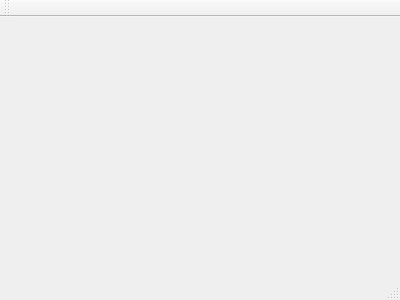
Qt form mainwindow.ui (Kasia4/Artificial-life-simulator) before a commit.
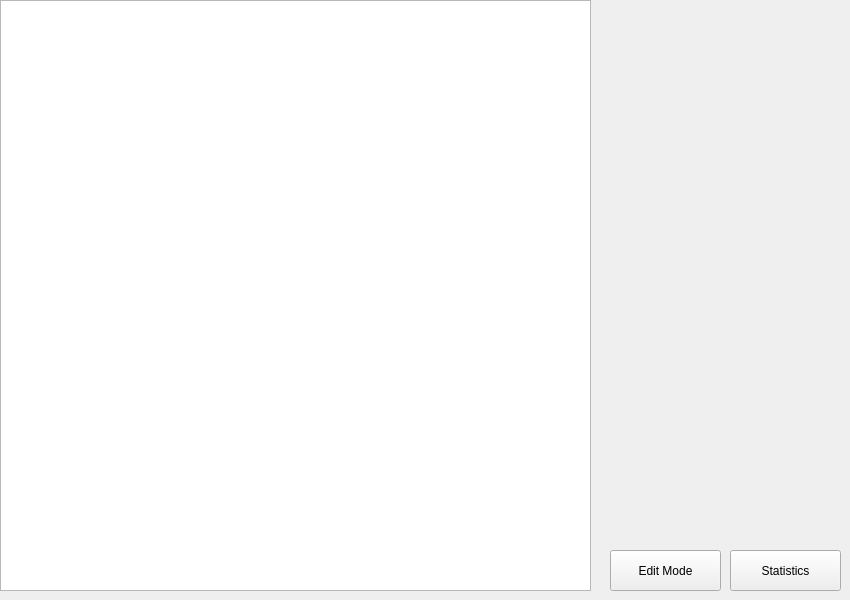
The same form after that commit.

The edit to the form file:
```diff
--- a/mainwindow.ui
+++ b/mainwindow.ui
@@ -1,24 +1,67 @@
 <ui version="4.0">
  <class>MainWindow</class>
- <widget class="QMainWindow" name="MainWindow" >
-  <property name="geometry" >
+ <widget class="QMainWindow" name="MainWindow">
+  <property name="geometry">
    <rect>
     <x>0</x>
     <y>0</y>
-    <width>400</width>
-    <height>300</height>
+    <width>850</width>
+    <height>600</height>
    </rect>
   </property>
   <property name="windowTitle" >
    <string>MainWindow</string>
   </property>
-  <widget class="QMenuBar" name="menuBar" />
-  <widget class="QToolBar" name="mainToolBar" />
-  <widget class="QWidget" name="centralWidget" />
-  <widget class="QStatusBar" name="statusBar" />
+  <widget class="QWidget" name="centralWidget">
+   <widget class="QGraphicsView" name="boardView">
+    <property name="geometry">
+     <rect>
+      <x>0</x>
+      <y>0</y>
+      <width>591</width>
+      <height>591</height>
+     </rect>
+    </property>
+   </widget>
+   <widget class="QPushButton" name="pushButton">
+    <property name="geometry">
+     <rect>
+      <x>610</x>
+      <y>550</y>
+      <width>111</width>
+      <height>41</height>
+     </rect>
+    </property>
+    <property name="text">
+     <string>Edit Mode</string>
+    </property>
+   </widget>
+   <widget class="QPushButton" name="pushButton_2">
+    <property name="geometry">
+     <rect>
+      <x>730</x>
+      <y>550</y>
+      <width>111</width>
+      <height>41</height>
+     </rect>
+    </property>
+    <property name="text">
+     <string>Statistics</string>
+    </property>
+   </widget>
+  </widget>
+  <widget class="QMenuBar" name="menuBar">
+   <property name="geometry">
+    <rect>
+     <x>0</x>
+     <y>0</y>
+     <width>850</width>
+     <height>19</height>
+    </rect>
+   </property>
+  </widget>
  </widget>
- <layoutDefault spacing="6" margin="11" />
- <pixmapfunction></pixmapfunction>
+ <layoutdefault spacing="6" margin="11"/>
  <resources/>
  <connections/>
 </ui>
```
Left out of the diff: 3 changed lines with no effect on the pictures.
